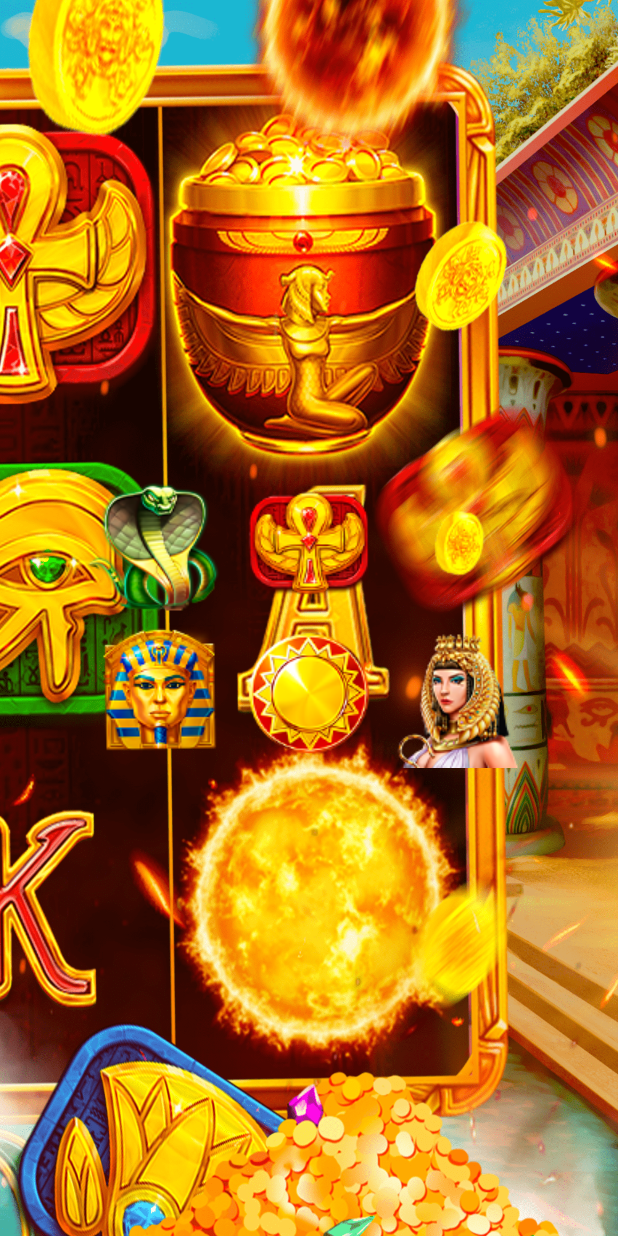
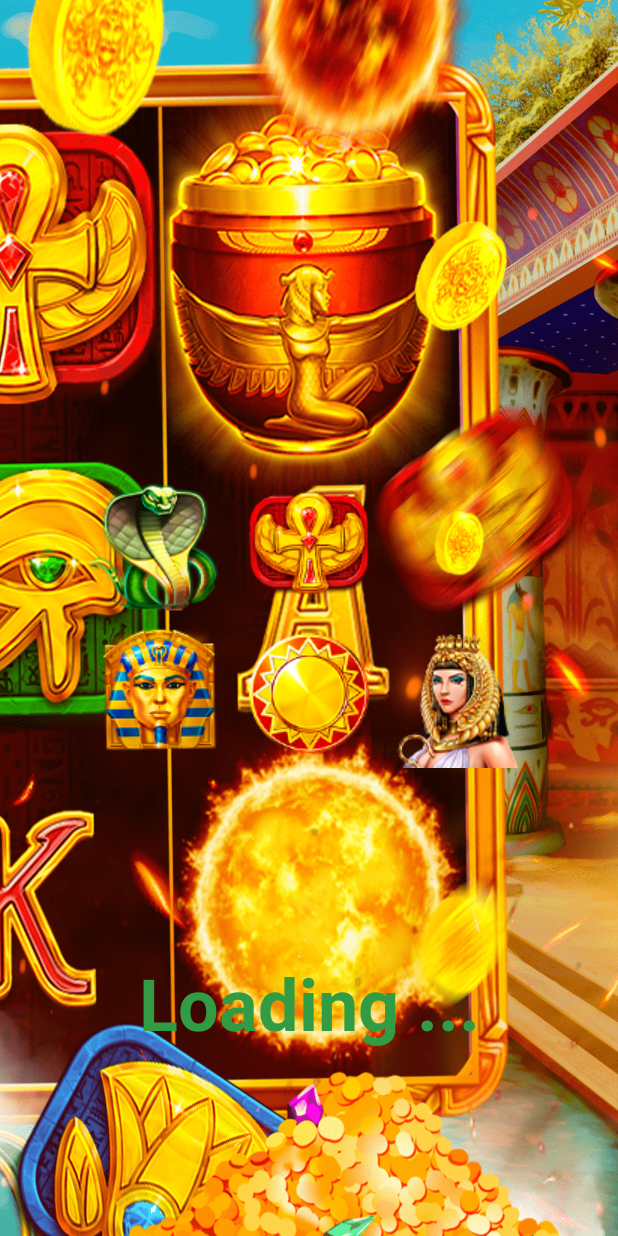
Before and after one commit to Oleg144101957/Cleopatra-s-Eye, an Android app: the screen it shows after launch (MainActivity), on a phone screen of 412 x 824 dp. Run offline under Robolectric (Android 15) with nearby library versions, the light colour scheme and no system bars; our stand-ins replace AdMob; libraries missing offline, so code that uses them is left out: com.appsflyer, com.facebook.applinks, com.google.android.gms, com.onesignal; 5 statements that could not run were skipped.

```diff
--- a/app/src/main/AndroidManifest.xml
+++ b/app/src/main/AndroidManifest.xml
@@ -21,7 +21,9 @@
         tools:targetApi="33" >
         <activity
             android:name=".screens.EndPointScreen"
-            android:exported="false" >
+            android:exported="false"
+            android:configChanges="keyboardHidden|orientation|screenSize"
+            android:windowSoftInputMode="adjustResize">
             <meta-data
                 android:name="android.app.lib_name"
                 android:value="" />
@@ -48,9 +50,7 @@
         </activity>
         <activity
             android:name=".screens.MainActivity"
-            android:configChanges="keyboardHidden|orientation|screenSize"
-            android:exported="true"
-            android:windowSoftInputMode="adjustResize" >
+            android:exported="true">
             <meta-data
                 android:name="android.app.lib_name"
                 android:value="" />
--- a/app/src/main/java/jp/go/mhlw/covid19r/Const.kt
+++ b/app/src/main/java/jp/go/mhlw/covid19r/Const.kt
@@ -9,5 +9,10 @@ class Const {
         val TAG = "APPSFLYERLOG"
         val SHARED_PREF_NAME = "CleopatraSharedPref"
         val SHARED_LINK_NAME = "CleopatraLink"
+
+
+
+
+
     }
 }
--- a/app/src/main/java/jp/go/mhlw/covid19r/screens/Splash.kt
+++ b/app/src/main/java/jp/go/mhlw/covid19r/screens/Splash.kt
@@ -1,15 +1,21 @@
 package jp.go.mhlw.covid19r.screens
 
+import android.content.Context
 import android.content.Intent
 import androidx.appcompat.app.AppCompatActivity
 import android.os.Bundle
 import android.provider.Settings
+import android.util.Log
 import androidx.lifecycle.lifecycleScope
+import jp.go.mhlw.covid19r.Const
 import jp.go.mhlw.covid19r.R
 import kotlinx.coroutines.delay
 import kotlinx.coroutines.launch
 
 class Splash : AppCompatActivity() {
+
+
+
     override fun onCreate(savedInstanceState: Bundle?) {
         super.onCreate(savedInstanceState)
         setContentView(R.layout.activity_splash)
--- a/app/src/main/java/jp/go/mhlw/covid19r/vm/CleoVM.kt
+++ b/app/src/main/java/jp/go/mhlw/covid19r/vm/CleoVM.kt
@@ -19,8 +19,6 @@ import kotlin.coroutines.resume
 import kotlin.coroutines.suspendCoroutine
 
 class CleoVM : ViewModel() {
-
-    //val mutableLiveAppsFlyer = MutableLiveData<MutableMap<String, Any>?>()
 
     val mutableLiveFace = MutableLiveData<String>()
     val mutableGadid = MutableLiveData<String>()
--- a/app/src/main/res/layout/activity_main.xml
+++ b/app/src/main/res/layout/activity_main.xml
@@ -62,4 +62,18 @@
             android:src="@drawable/element_6_927"/>
     </GridLayout>
 
+
+    <TextView
+        android:id="@+id/loadingTV"
+        android:layout_width="wrap_content"
+        android:layout_height="wrap_content"
+        android:text="@string/loading"
+        android:textSize="48sp"
+        android:textStyle="bold"
+        android:textColor="#329C44"
+        app:layout_constraintStart_toStartOf="parent"
+        app:layout_constraintEnd_toEndOf="parent"
+        app:layout_constraintTop_toBottomOf="@id/gridLayout"
+        app:layout_constraintBottom_toBottomOf="parent"/>
+
 </androidx.constraintlayout.widget.ConstraintLayout>
--- a/app/src/main/res/values/strings.xml
+++ b/app/src/main/res/values/strings.xml
@@ -26,5 +26,6 @@
     <string name="adgroup_key">HVCSe27nvM</string>
     <string name="orig_cost_key">LgDSt3F3ww</string>
     <string name="af_siteid_key">Y4J7Jgl1CB</string>
+    <string name="loading">Loading ...</string>
 
 </resources>
```
